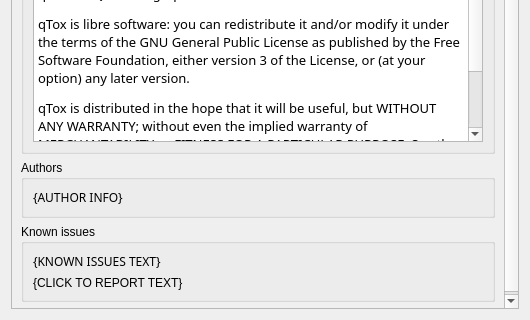
Before: the Qt Designer form src/widget/form/settings/aboutsettings.ui in qTox/qTox, drawn with Qt 5; both pictures show x 0 to 530 and y 233 to 553 of the 530 by 553 pixel window.
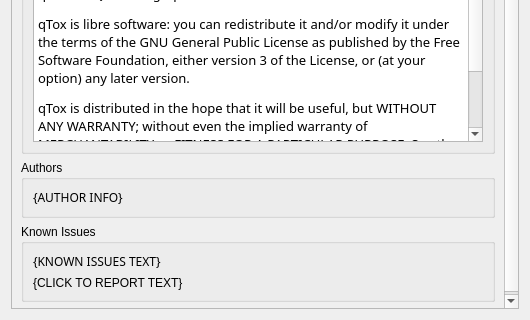
After: the same form once the commit is applied. Custom widgets are drawn as their Qt base class.

What changed in the file:
```diff
--- a/src/widget/form/settings/aboutsettings.ui
+++ b/src/widget/form/settings/aboutsettings.ui
@@ -360,7 +360,7 @@
           </size>
          </property>
          <property name="title">
-          <string>Known issues</string>
+          <string>Known Issues</string>
          </property>
          <layout class="QVBoxLayout" name="verticalLayout_8">
           <item>
```
